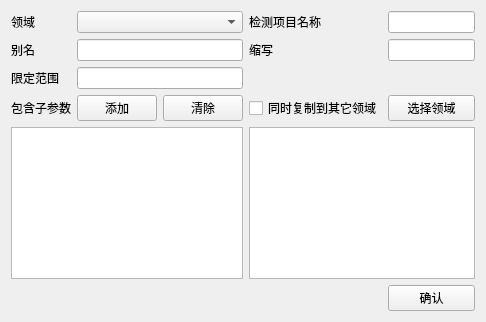
First picture: the form in src/Client/testitemmanager.ui, repository hcc01/ELIMS, before the edit.
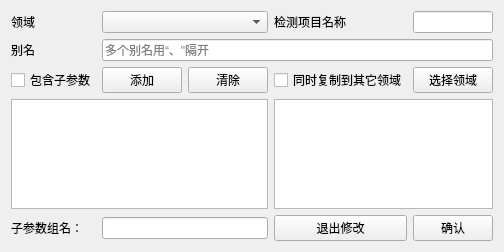
Second picture: the form after the edit.

```diff
--- a/src/Client/testitemmanager.ui
+++ b/src/Client/testitemmanager.ui
@@ -7,20 +7,60 @@
     <x>0</x>
     <y>0</y>
     <width>486</width>
-    <height>322</height>
+    <height>252</height>
    </rect>
   </property>
   <property name="windowTitle">
    <string>Form</string>
   </property>
   <layout class="QGridLayout" name="gridLayout">
-   <item row="4" column="4">
+   <item row="4" column="0" colspan="3">
+    <widget class="QTextBrowser" name="textBrowser"/>
+   </item>
+   <item row="0" column="1" colspan="2">
+    <widget class="QComboBox" name="fieldBox"/>
+   </item>
+   <item row="5" column="4">
+    <widget class="QPushButton" name="OKBtn">
+     <property name="text">
+      <string>确认</string>
+     </property>
+    </widget>
+   </item>
+   <item row="3" column="4">
     <widget class="QPushButton" name="selectFieldBtn">
      <property name="text">
       <string>选择领域</string>
      </property>
     </widget>
    </item>
+   <item row="0" column="0">
+    <widget class="QLabel" name="label">
+     <property name="text">
+      <string>领域</string>
+     </property>
+    </widget>
+   </item>
+   <item row="3" column="2">
+    <widget class="QPushButton" name="clearItemBtn">
+     <property name="text">
+      <string>清除</string>
+     </property>
+    </widget>
+   </item>
+   <item row="3" column="1">
+    <widget class="QPushButton" name="selectItemBtn">
+     <property name="text">
+      <string>添加</string>
+     </property>
+    </widget>
+   </item>
+   <item row="0" column="4">
+    <widget class="QLineEdit" name="testNameEdit"/>
+   </item>
+   <item row="4" column="3" colspan="2">
+    <widget class="QListWidget" name="listWidget"/>
+   </item>
    <item row="0" column="3">
     <widget class="QLabel" name="label_2">
      <property name="text">
@@ -28,9 +68,6 @@
      </property>
     </widget>
    </item>
-   <item row="5" column="0" colspan="3">
-    <widget class="QTextBrowser" name="textBrowser"/>
-   </item>
    <item row="1" column="0">
     <widget class="QLabel" name="label_4">
      <property name="text">
@@ -38,79 +75,62 @@
      </property>
     </widget>
    </item>
-   <item row="5" column="3" colspan="2">
-    <widget class="QListWidget" name="listWidget"/>
-   </item>
-   <item row="0" column="0">
-    <widget class="QLabel" name="label">
-     <property name="text">
-      <string>领域</string>
-     </property>
-    </widget>
-   </item>
-   <item row="6" column="4">
-    <widget class="QPushButton" name="OKBtn">
-     <property name="text">
-      <string>确认</string>
-     </property>
-    </widget>
-   </item>
-   <item row="1" column="3">
-    <widget class="QLabel" name="label_5">
-     <property name="text">
-      <string>缩写</string>
-     </property>
-    </widget>
-   </item>
-   <item row="2" column="0">
-    <widget class="QLabel" name="label_3">
-     <property name="text">
-      <string>限定范围</string>
-     </property>
-    </widget>
-   </item>
-   <item row="0" column="4">
-    <widget class="QLineEdit" name="testNameEdit"/>
-   </item>
-   <item row="4" column="0">
-    <widget class="QLabel" name="label_6">
-     <property name="text">
-      <string>包含子参数</string>
-     </property>
-    </widget>
-   </item>
-   <item row="4" column="3">
-    <widget class="QCheckBox" name="checkBox">
+   <item row="3" column="3">
+    <widget class="QCheckBox" name="copytoCheck">
      <property name="text">
       <string>同时复制到其它领域</string>
      </property>
     </widget>
    </item>
-   <item row="1" column="4">
-    <widget class="QLineEdit" name="shortNameEdit"/>
+   <item row="3" column="0">
+    <widget class="QCheckBox" name="subParameterCheck">
+     <property name="text">
+      <string>包含子参数</string>
+     </property>
+     <property name="checkable">
+      <bool>true</bool>
+     </property>
+    </widget>
    </item>
-   <item row="0" column="1" colspan="2">
-    <widget class="QComboBox" name="fieldBox"/>
+   <item row="5" column="0">
+    <widget class="QLabel" name="label_5">
+     <property name="text">
+      <string>子参数组名：</string>
+     </property>
+    </widget>
    </item>
-   <item row="1" column="1" colspan="2">
-    <widget class="QLineEdit" name="testAliasEdit"/>
-   </item>
-   <item row="4" column="1">
-    <widget class="QPushButton" name="selectItemBtn">
+   <item row="5" column="3">
+    <widget class="QPushButton" name="delBtn">
      <property name="text">
-      <string>添加</string>
+      <string>退出修改</string>
      </property>
     </widget>
    </item>
-   <item row="4" column="2">
-    <widget class="QPushButton" name="clearItemBtn">
+   <item row="1" column="1" colspan="4">
+    <widget class="QLineEdit" name="testAliasEdit">
+     <property name="inputMask">
+      <string/>
+     </property>
      <property name="text">
-      <string>清除</string>
+      <string/>
      </property>
+     <property name="placeholderText">
+      <string>多个别名用“、&quot;隔开</string>
+     </property>
     </widget>
    </item>
-   <item row="2" column="1" colspan="2">
-    <widget class="QLineEdit" name="uniqueMarkEdit"/>
+   <item row="5" column="1" colspan="2">
+    <widget class="QLineEdit" name="subItemGroupEdit">
+     <property name="inputMask">
+      <string/>
+     </property>
+     <property name="text">
+      <string/>
+     </property>
+     <property name="placeholderText">
+      <string/>
+     </property>
+    </widget>
    </item>
   </layout>
  </widget>
```
